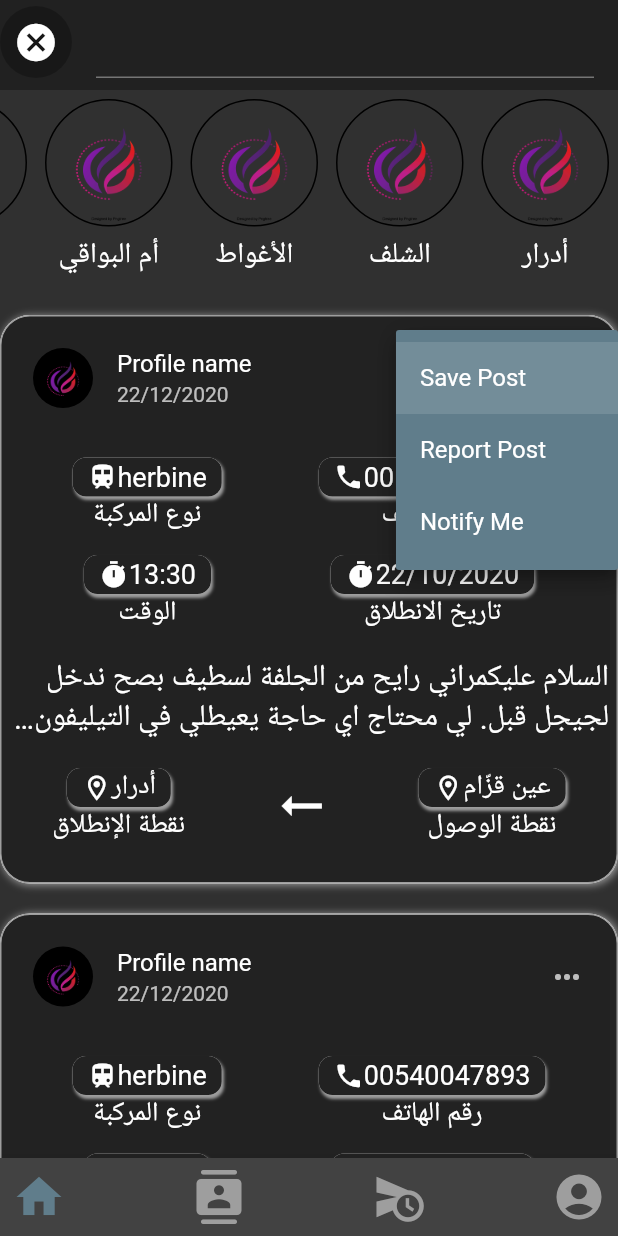
After one commit to aymen-adj/2_cpi_Project, a Flutter app: the screen it shows after launch, after a tap on the "search" icon, after a tap on the "keyboard control" icon, on a phone screen of 412 x 824 dp. The commit adds this screen. Run offline on Flutter 3.47's test engine with Material 2 defaults, Android fonts, the phone set to English and light mode, and no system bars.

Commit message:
refuctor sdlk

```diff
--- a/lib/components/CustomContainer2.dart
+++ b/lib/components/BasicContainerWithShadow.dart
@@ -7,9 +7,9 @@ import 'package:flutter/material.dart';
  *  use it ;
  */
 
-class CustomContainer2 extends StatelessWidget {
+class BasicContainerWithShadow extends StatelessWidget {
   final Widget child;
-  CustomContainer2({
+  BasicContainerWithShadow({
     this.child,
   });
   @override
--- a/lib/components/CustomContainer.dart
+++ b/lib/components/CustomContainer.dart
@@ -1,5 +1,6 @@
 import 'package:flutter/material.dart';
-import 'package:ii_cpi_project/components/CustomContainer2.dart';
+
+import 'BasicContainerWithShadow.dart';
 
 /**
  * created by Mosbah :
@@ -18,7 +19,7 @@ class CustomContainer extends StatelessWidget {
     return Column(
       crossAxisAlignment: CrossAxisAlignment.center,
       children: [
-        CustomContainer2(
+        BasicContainerWithShadow(
           child: Row(
             children: [
               Icon(
--- a/lib/components/post.dart
+++ b/lib/components/post.dart
@@ -1,7 +1,6 @@
 import 'package:flutter/material.dart';
 import 'package:ii_cpi_project/components/CustomContainer.dart';
 import 'package:ii_cpi_project/screens/profileScreen.dart';
-import 'package:ii_cpi_project/constantes/constants.dart';
 
 class Post extends StatefulWidget {
   final userId;
@@ -15,8 +14,8 @@ class Post extends StatefulWidget {
   final String date;
   final String phoneNumber;
   final time;
-  Post(
-      {@required this.userId,
+  Post({
+    @required this.userId,
     @required this.postID,
     this.description,
     this.image,
@@ -26,7 +25,8 @@ class Post extends StatefulWidget {
     @required this.postType,
     this.trajet,
     this.phoneNumber,
-      this.vehicule});
+    this.vehicule,
+  });
   @override
   _PostState createState() => _PostState();
 }
@@ -193,9 +193,8 @@ class _PostState extends State<Post> {
   }
 }
 
-
 class TrajetContainer extends StatelessWidget {
-  final List trajet;
+  final List<String> trajet;
 
   TrajetContainer({this.trajet});
   @override
@@ -241,9 +240,7 @@ class DetailedTrajet extends StatelessWidget {
             subtitle: '',
           ),
           Column(
-            children: [
-
-            ],
+            children: [],
           )
         ],
       ));
@@ -253,7 +250,6 @@ class DetailedTrajet extends StatelessWidget {
       child: Center(
         child: Row(
           mainAxisAlignment: MainAxisAlignment.center,
-
           children: [
             Column(
               children: traj,
--- a/lib/components/wilaya-widget.dart
+++ b/lib/components/wilaya-widget.dart
@@ -1,6 +1,7 @@
 import 'package:flutter/cupertino.dart';
 import 'package:flutter/material.dart';
-import 'package:ii_cpi_project/components/CustomContainer2.dart';
+
+import 'BasicContainerWithShadow.dart';
 
 class WilayaWidget extends StatelessWidget {
   final void Function() onDeletIconPressed;
@@ -40,7 +41,7 @@ class WilayaWidget extends StatelessWidget {
               icon: Icon(Icons.cancel),
               onPressed: onDeletIconPressed,
             ),
-      title: CustomContainer2(
+      title: BasicContainerWithShadow(
         child: DropdownButtonHideUnderline(
           child: DropdownButton(
             isExpanded: true,
--- a/lib/constantes/colors.dart
+++ b/lib/constantes/colors.dart
@@ -1,3 +1,3 @@
 import 'package:flutter/material.dart';
 
-const kMyColor = Colors.red;
+const ActiveColor = Colors.blueGrey;
--- a/lib/main.dart
+++ b/lib/main.dart
@@ -1,5 +1,5 @@
 import 'package:flutter/material.dart';
-import 'package:ii_cpi_project/screens/home.dart';
+import 'package:ii_cpi_project/screens/Home.dart';
 import 'package:ii_cpi_project/screens/profileScreen.dart';
 
 void main() {
--- a/lib/screens/home.dart
+++ b/lib/screens/Home.dart
@@ -5,8 +5,8 @@ import 'package:ii_cpi_project/constantes/colors.dart';
 import 'package:ii_cpi_project/screens/profileScreen.dart';
 
 import 'Demandes.dart';
+import 'Offers.dart';
 import 'create_offer.dart';
-import 'homeScreen.dart';
 
 class Home extends StatefulWidget {
   static PageController index = PageController(initialPage: 0);
@@ -31,7 +31,7 @@ class _HomeState extends State<Home> {
               IconButton(
                   icon: Icon(
                     Icons.home,
-                    color: selected == 0 ? kMyColor : Colors.grey,
+                    color: selected == 0 ? ActiveColor : Colors.grey,
                   ),
                   iconSize: 36,
                   onPressed: () {
@@ -43,7 +43,7 @@ class _HomeState extends State<Home> {
               IconButton(
                   icon: Icon(
                     Icons.contacts_rounded,
-                    color: selected == 1 ? kMyColor : Colors.grey,
+                    color: selected == 1 ? ActiveColor : Colors.grey,
                   ),
                   iconSize: 36,
                   onPressed: () {
@@ -55,7 +55,7 @@ class _HomeState extends State<Home> {
               IconButton(
                   icon: Icon(
                     Icons.schedule_send,
-                    color: selected == 2 ? kMyColor : Colors.grey,
+                    color: selected == 2 ? ActiveColor : Colors.grey,
                   ),
                   iconSize: 36,
                   onPressed: () {
@@ -67,7 +67,7 @@ class _HomeState extends State<Home> {
               IconButton(
                   icon: Icon(
                     Icons.account_circle,
-                    color: selected == 3 ? kMyColor : Colors.grey,
+                    color: selected == 3 ? ActiveColor : Colors.grey,
                   ),
                   iconSize: 36,
                   onPressed: () {
@@ -87,7 +87,7 @@ class _HomeState extends State<Home> {
           },
           controller: index,
           children: [
-            HomePage(),
+            Offers(),
             DemandesScreen(),
             TrajetBox(),
             ProfileScreen(),
--- /dev/null
+++ b/lib/screens/Offers.dart
@@ -0,0 +1,25 @@
+import 'package:flutter/cupertino.dart';
+import 'package:flutter/material.dart';
+import 'package:ii_cpi_project/components/appbar.dart';
+import 'package:ii_cpi_project/constantes/ListFihaDesPostsNsayiwBihom.dart';
+
+class Offers extends StatefulWidget {
+  @override
+  _OffersState createState() => _OffersState();
+}
+
+class _OffersState extends State<Offers> {
+  ScrollController scrollController = ScrollController();
+  @override
+  Widget build(BuildContext context) {
+    Posts[0] = HomeAppBar(
+      scrollController: scrollController,
+    );
+    return Scaffold(
+      body: CustomScrollView(
+        controller: scrollController,
+        slivers: Posts,
+      ),
+    );
+  }
+}
```
Also changed, not shown: lib/screens/homeScreen.dart (deleted, +0 -37 lines). Lines whose indentation alone changed are shown as unchanged.
